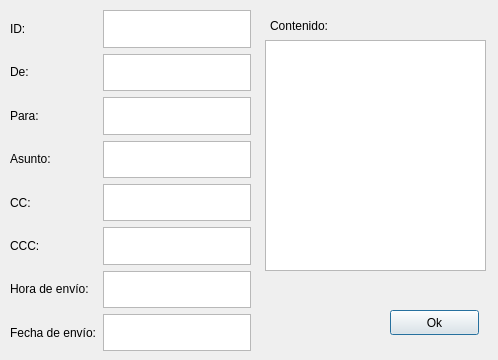
First picture: the form in vistaprevia.ui, repository roblescristian4722/lector_correo, before the edit.
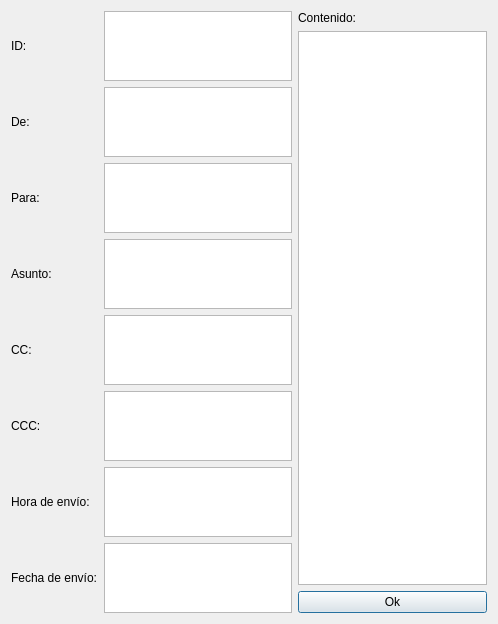
Second picture: the form after the edit.

```diff
--- a/vistaprevia.ui
+++ b/vistaprevia.ui
@@ -13,54 +13,10 @@
   <property name="windowTitle">
    <string>Dialog</string>
   </property>
-  <widget class="QPushButton" name="ok">
-   <property name="geometry">
-    <rect>
-     <x>390</x>
-     <y>310</y>
-     <width>89</width>
-     <height>25</height>
-    </rect>
-   </property>
-   <property name="text">
-    <string>Ok</string>
-   </property>
-  </widget>
-  <widget class="QLabel" name="contenido">
-   <property name="geometry">
-    <rect>
-     <x>270</x>
-     <y>10</y>
-     <width>81</width>
-     <height>31</height>
-    </rect>
-   </property>
-   <property name="text">
-    <string>Contenido:</string>
-   </property>
-  </widget>
-  <widget class="QTextBrowser" name="contenido_res">
-   <property name="geometry">
-    <rect>
-     <x>265</x>
-     <y>40</y>
-     <width>221</width>
-     <height>231</height>
-    </rect>
-   </property>
-   <property name="textInteractionFlags">
-    <set>Qt::NoTextInteraction</set>
-   </property>
-  </widget>
-  <widget class="QWidget" name="layoutWidget">
-   <property name="geometry">
-    <rect>
-     <x>10</x>
-     <y>10</y>
-     <width>241</width>
-     <height>341</height>
-    </rect>
-   </property>
+  <layout class="QGridLayout" name="gridLayout">
+   <item row="0" column="0">
+    <layout class="QHBoxLayout" name="horizontalLayout_2">
+     <item>
    <layout class="QHBoxLayout" name="horizontalLayout">
     <item>
      <layout class="QVBoxLayout" name="verticalLayout">
@@ -155,7 +111,35 @@
      </layout>
     </item>
    </layout>
-  </widget>
+     </item>
+     <item>
+      <layout class="QVBoxLayout" name="verticalLayout_3">
+       <item>
+        <widget class="QLabel" name="contenido">
+         <property name="text">
+          <string>Contenido:</string>
+         </property>
+        </widget>
+       </item>
+       <item>
+        <widget class="QTextBrowser" name="contenido_res">
+         <property name="textInteractionFlags">
+          <set>Qt::NoTextInteraction</set>
+         </property>
+        </widget>
+       </item>
+       <item>
+        <widget class="QPushButton" name="ok">
+         <property name="text">
+          <string>Ok</string>
+         </property>
+        </widget>
+       </item>
+      </layout>
+     </item>
+    </layout>
+   </item>
+  </layout>
  </widget>
  <resources/>
  <connections>
```
Lines whose indentation alone changed are shown as unchanged.
